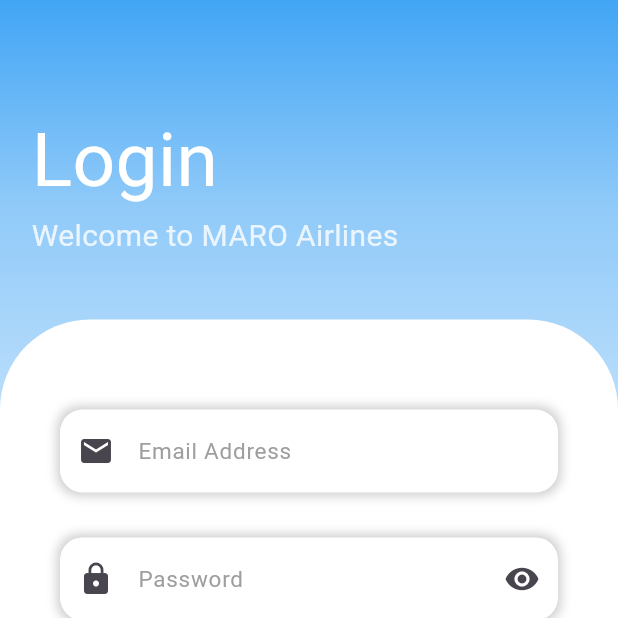
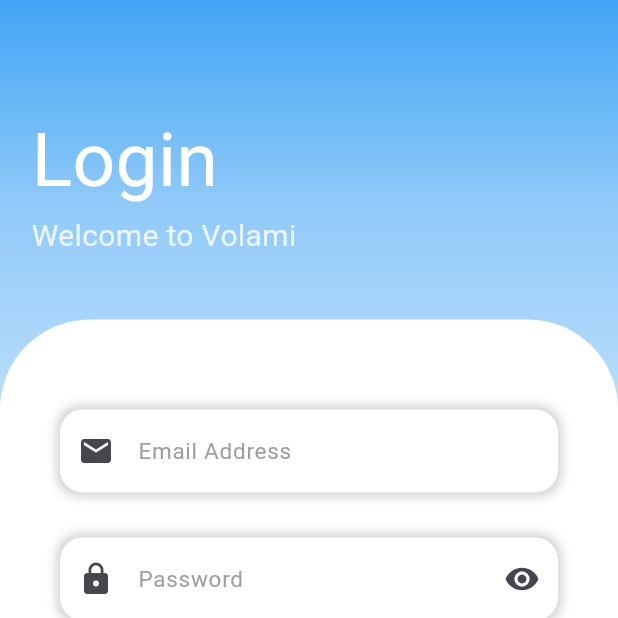
Before and after one commit to xmaherr/air_plane_mobile_app, a Flutter app: the screen it shows after launch, on a phone screen of 412 x 824 dp, the top half of it. Run offline on Flutter 3.47's test engine with Material 3 defaults, Android fonts, the phone set to English and light mode, and no system bars; our stand-ins replace firebase_core; accounts and stored records are empty.

Commit message:
project linked with Firebase

```diff
--- a/lib/layout/login_page_layout.dart
+++ b/lib/layout/login_page_layout.dart
@@ -55,7 +55,7 @@ class _LoginScreenLayoutState extends State<LoginScreenLayout> {
                       ),
                     ),
                     Text(
-                      'Welcome to MARO Airlines',
+                      'Welcome to Volami ',
                       style: TextStyle(
                         fontSize: 20,
                         color: Colors.white.withOpacity(0.8),
@@ -134,7 +134,7 @@ class _LoginScreenLayoutState extends State<LoginScreenLayout> {
                                   context,
                                   MaterialPageRoute(
                                     builder: (context) =>
-                                         const HomeScreenLayout(),
+                                        const HomeScreenLayout(),
                                   ),
                                 );
                               } else {
--- a/pubspec.yaml
+++ b/pubspec.yaml
@@ -35,6 +35,7 @@ dependencies:
   # The following adds the Cupertino Icons font to your application.
   # Use with the CupertinoIcons class for iOS style icons.
   cupertino_icons: ^1.0.6
+  firebase_core: ^2.30.1
 
 dev_dependencies:
   flutter_test:
```
Also changed, not shown: firebase.json (added), lib/firebase_options.dart (added), pubspec.lock, 3 other files.
